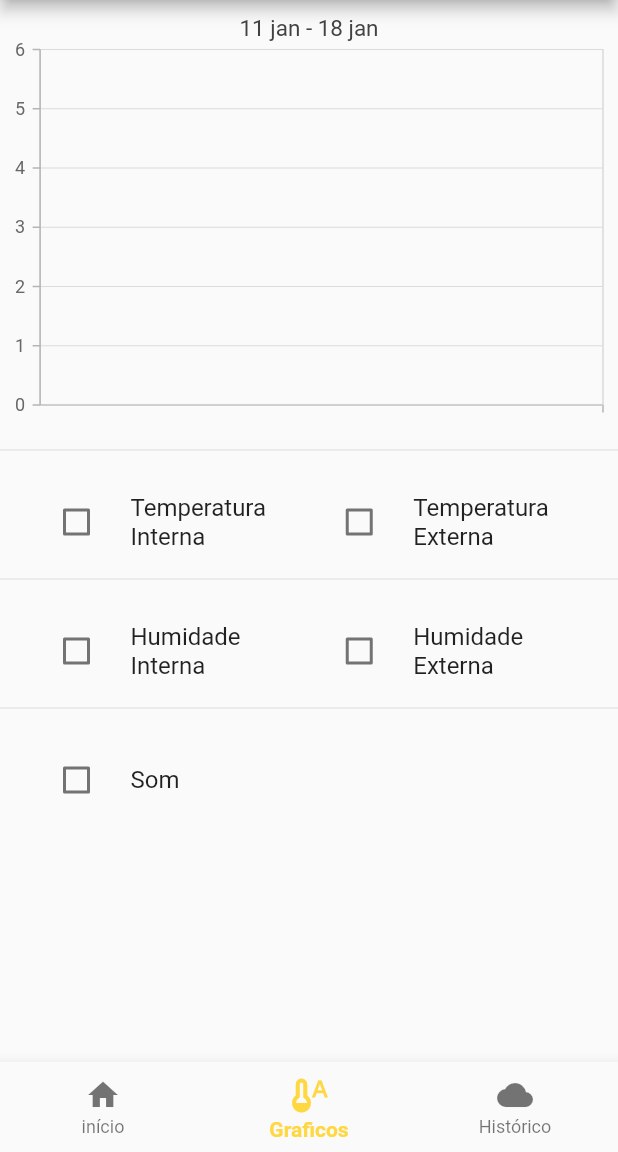
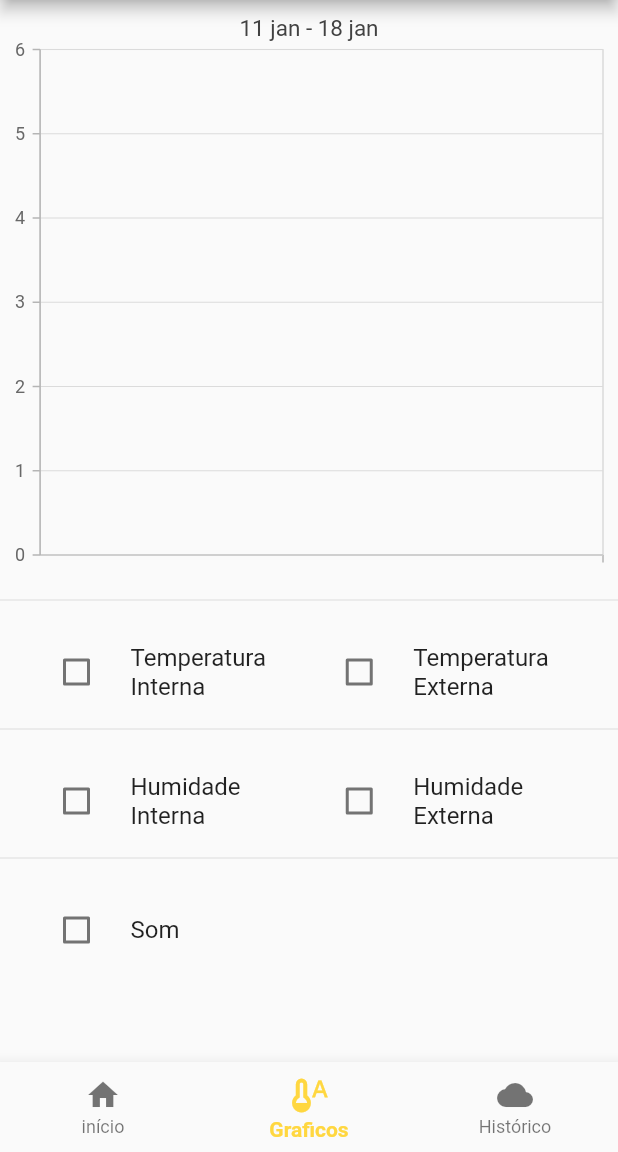
Before and after one commit to Apicultores/mobile-app, a Flutter app: the screen it shows after launch, item 2 of the bottom bar chosen, on a phone screen of 412 x 824 dp, the part 84-1236 px from its top. Run offline on Flutter 3.47's test engine with Material 2 defaults, Android fonts, the phone set to English and light mode, and no system bars; our stand-ins replace syncfusion_flutter_charts.

Commit message:
Ajuste de layout

```diff
--- a/bee_monitoring_app/lib/Scenes/Chart.dart
+++ b/bee_monitoring_app/lib/Scenes/Chart.dart
@@ -43,7 +43,7 @@ class _ChartState extends State<Chart> {
       SalesData('Qui', 3, 31, 14, 19, 2),
       SalesData('Sex', 3, 11, 14, 19, 2),
       SalesData('Sab', 3, 15, 14, 19, 2),
-      SalesData('Dom', 3, 15, 14, 19, 2),
+      SalesData('Dom', 3, 90, 14, 19, 2),
     ];
     return chartData;
   }
@@ -172,9 +172,12 @@ class _ChartState extends State<Chart> {
     );
   }
 
-  SfCartesianChart createChart() {
+  Container createChart() {
     _chartData = getChartData();
-    return SfCartesianChart(
+    return
+    Container(
+      height: 400,
+      child:   SfCartesianChart(
       enableAxisAnimation: false,
       primaryXAxis: CategoryAxis(),
       primaryYAxis: NumericAxis(),
@@ -182,6 +185,9 @@ class _ChartState extends State<Chart> {
       legend: Legend(
         isVisible: true,
         position: LegendPosition.bottom,
+        width: '80%',
+        overflowMode: LegendItemOverflowMode.wrap,
+        isResponsive: true
       ),
       tooltipBehavior: TooltipBehavior(enable: false),
       series: <LineSeries<SalesData, String>>[
@@ -246,6 +252,83 @@ class _ChartState extends State<Chart> {
           ),
         ),
       ],
+    )
     );
+    // SfCartesianChart(
+    //   enableAxisAnimation: false,
+    //   primaryXAxis: CategoryAxis(),
+    //   primaryYAxis: NumericAxis(),
+    //   title: ChartTitle(text: '11 jan - 18 jan'),
+    //   legend: Legend(
+    //     isVisible: true,
+    //     position: LegendPosition.bottom,
+    //     width: '80%',
+    //     overflowMode: LegendItemOverflowMode.wrap,
+    //     isResponsive: true
+    //   ),
+    //   tooltipBehavior: TooltipBehavior(enable: false),
+    //   series: <LineSeries<SalesData, String>>[
+    //     LineSeries<SalesData, String>(
+    //       isVisible: _temperatureInsideIsVisible,
+    //       enableTooltip: true,
+    //       name: 'Temperatura interna',
+    //       dataSource: _chartData,
+    //       xValueMapper: (SalesData sales, _) => sales.month,
+    //       yValueMapper: (SalesData sales, _) => sales.temperatureInside,
+    //       dataLabelSettings: DataLabelSettings(
+    //         isVisible: true,
+    //         color: Colors.blue,
+    //       ),
+    //     ),
+    //     LineSeries(
+    //       isVisible: _temperatureOutsideIsVisible,
+    //       enableTooltip: true,
+    //       name: 'Temperatura externa',
+    //       dataSource: _chartData,
+    //       xValueMapper: (SalesData sales, _) => sales.month,
+    //       yValueMapper: (SalesData sales, _) => sales.temperatureOutside,
+    //       dataLabelSettings: const DataLabelSettings(
+    //         isVisible: true,
+    //         color: Color.fromARGB(255, 126, 19, 19),
+    //       ),
+    //     ),
+    //     LineSeries(
+    //       isVisible: _humidityInsideIsVisible,
+    //       enableTooltip: true,
+    //       name: 'Humidade interna',
+    //       dataSource: _chartData,
+    //       xValueMapper: (SalesData sales, _) => sales.month,
+    //       yValueMapper: (SalesData sales, _) => sales.humidityInside,
+    //       dataLabelSettings: const DataLabelSettings(
+    //         isVisible: true,
+    //         color: Color.fromARGB(255, 89, 0, 83),
+    //       ),
+    //     ),
+    //     LineSeries(
+    //       isVisible: _humidityOutsideIsVisible,
+    //       enableTooltip: true,
+    //       name: 'Humidade externa',
+    //       dataSource: _chartData,
+    //       xValueMapper: (SalesData sales, _) => sales.month,
+    //       yValueMapper: (SalesData sales, _) => sales.humidityOutside,
+    //       dataLabelSettings: const DataLabelSettings(
+    //         isVisible: true,
+    //         color: Color.fromARGB(255, 255, 0, 238),
+    //       ),
+    //     ),
+    //     LineSeries(
+    //       isVisible: _soundIsVisible,
+    //       enableTooltip: true,
+    //       name: 'Som',
+    //       dataSource: _chartData,
+    //       xValueMapper: (SalesData sales, _) => sales.month,
+    //       yValueMapper: (SalesData sales, _) => sales.sound,
+    //       dataLabelSettings: const DataLabelSettings(
+    //         isVisible: true,
+    //         color: Color.fromARGB(255, 0, 120, 150),
+    //       ),
+    //     ),
+    //   ],
+    // );
   }
 }
```
